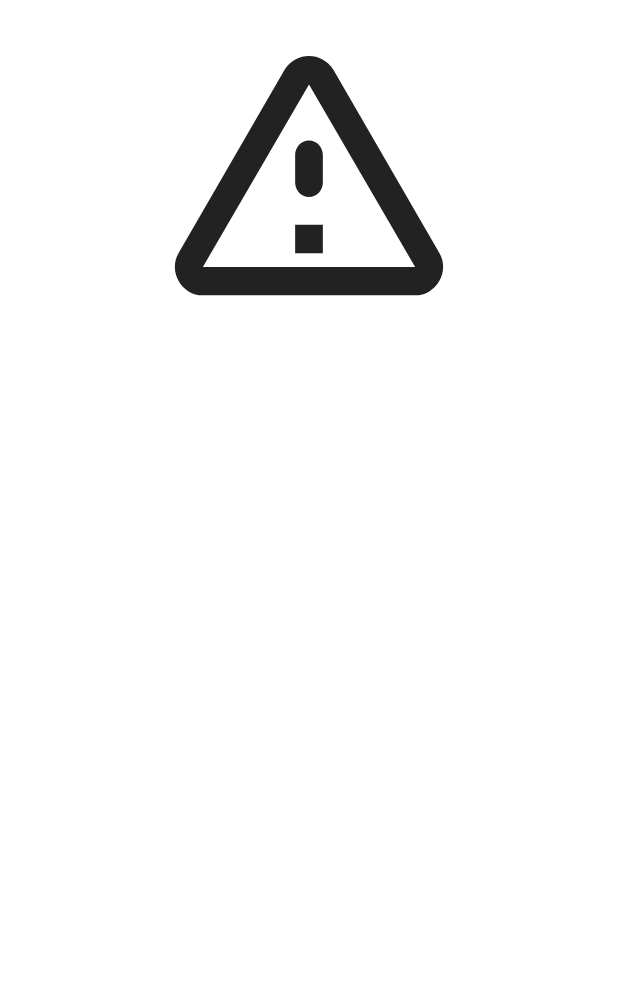
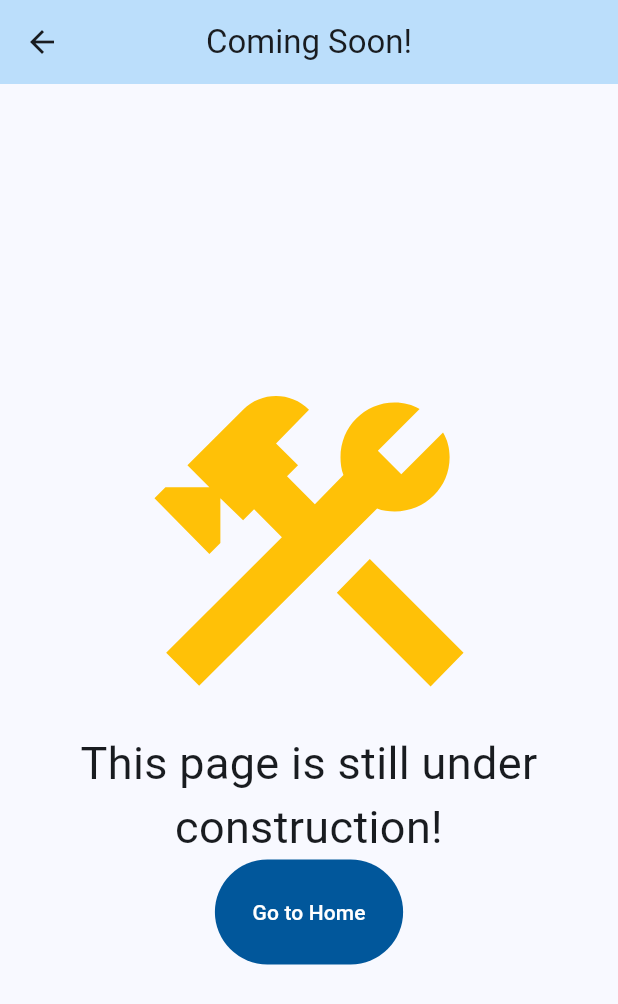
Before and after one commit to HamzehTamimi/Help-Student-Flutter, a Flutter app: the screen it shows after launch, after a tap on "Go To Page", on a phone screen of 412 x 824 dp. Shown: the top 1004 px of the screen. Run offline on Flutter 3.47's test engine with Material 3 defaults, Android fonts, the light colour scheme and no system bars.

Commit message:
Add coming soon page

```diff
--- a/lib/screens/comingsoon.dart
+++ b/lib/screens/comingsoon.dart
@@ -3,13 +3,35 @@ import 'package:flutter/material.dart';
 class ComingSoon extends StatelessWidget {
   @override
   Widget build(BuildContext context) {
-    return Column(
-        children: [
-          Icon(
-            Icons.warning_amber_rounded,
-            size: 225,
-          ),
-        ],
+    return Scaffold(
+      appBar: AppBar(
+        title: const Text('Coming Soon!'),
+        centerTitle: true,
+        backgroundColor: Color.fromRGBO(187, 222, 251, 1),
+      ),
+      body: Center(
+        child: Column(
+          crossAxisAlignment: CrossAxisAlignment.center,
+          mainAxisAlignment: MainAxisAlignment.center,
+          children: [
+            Icon(Icons.construction, size: 250, color: Colors.amber),
+            Text(
+              "This page is still under construction!",
+              style: TextStyle(fontSize: 30),
+              textAlign: TextAlign.center,
+            ),
+            TextButton(
+              onPressed: () {Navigator.pop(context);},
+              child: Text("Go to Home"),
+              style: TextButton.styleFrom(
+                backgroundColor: Color.fromRGBO(1, 87, 155, 1),
+                foregroundColor: Colors.white,
+                padding: EdgeInsets.all(25)
+              ),
+            )
+          ],
+        ),
+      ),
     );
   }
 }
--- a/lib/screens/home.dart
+++ b/lib/screens/home.dart
@@ -2,6 +2,7 @@ import 'package:flutter/material.dart';
 import 'package:helpstudent/cards/cards.dart';
 
 class Homescreen extends StatelessWidget {
+
   @override
   Widget build(BuildContext context) {
     return Scaffold(
```
